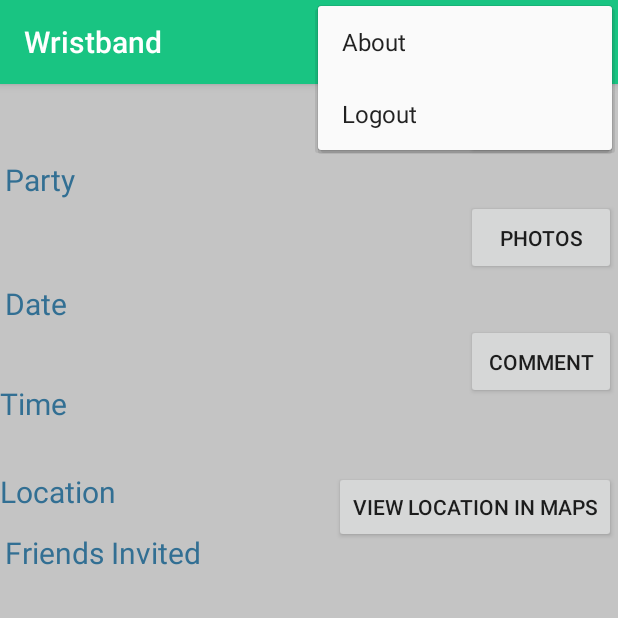
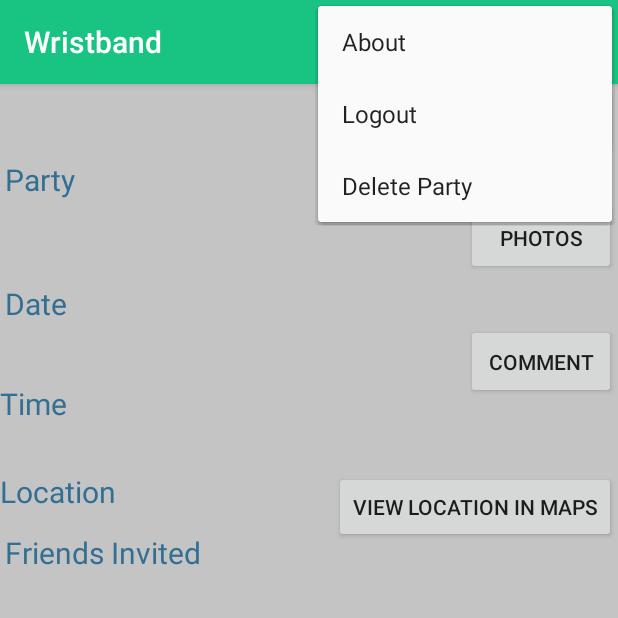
Before and after one commit to JackGuzzetta/Wristband, an Android app: the GuestScreen screen opened directly, with no data from a screen before it, with the options menu open, on a phone screen of 412 x 824 dp, the top half of it. Run offline under Robolectric (Android 15) with nearby library versions, the phone set to English and light mode, and no system bars; our stand-ins replace Volley; libraries missing offline, so code that uses them is left out: com.facebook, com.facebook.login; network calls fail.

Commit message:
Fixed delete party for guest screen

```diff
--- a/WristbandClient/app/src/main/java/com/wristband/yt_b_4/wristbandclient/GuestScreen.java
+++ b/WristbandClient/app/src/main/java/com/wristband/yt_b_4/wristbandclient/GuestScreen.java
@@ -171,6 +171,10 @@ public class GuestScreen extends AppCompatActivity {
                 editor.clear();
                 editor.commit();
                 startActivity(new Intent(this, Login.class));
+                return true;
+            case R.id.delete:
+                deleteUser();
+                startActivity(new Intent(GuestScreen.this, HomeScreen.class));
                 return true;
             default:
                 return super.onOptionsItemSelected(item);
--- a/WristbandClient/app/src/main/java/com/wristband/yt_b_4/wristbandclient/PublicParties.java
+++ b/WristbandClient/app/src/main/java/com/wristband/yt_b_4/wristbandclient/PublicParties.java
@@ -155,7 +155,6 @@ public class PublicParties extends AppCompatActivity {
                                 public void onResponse(JSONArray response) {
                                     try {
                                         for (int i = 0; i < response.length(); i++) {
-
                                             String id = response.getJSONObject(i).getString("party_id");
                                             party_ids.add(id);
                                             getDataFromServer(id);
--- a/WristbandClient/app/src/main/res/menu/regular.xml
+++ b/WristbandClient/app/src/main/res/menu/regular.xml
@@ -7,5 +7,7 @@
     <item
         android:id="@+id/logout"
         android:title="Logout" />
-
+    <item
+        android:id="@+id/delete"
+        android:title="Delete Party" />
 </menu>
```
